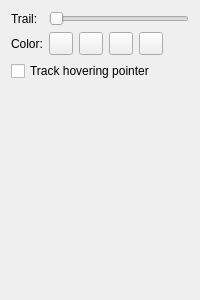
Old version of the form src/client/ui/lasersettings.ui in the repository drawpile/Drawpile.
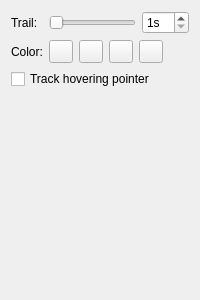
New version of the form. Custom widgets are drawn as their Qt base class.

Patch:
```diff
--- a/src/client/ui/lasersettings.ui
+++ b/src/client/ui/lasersettings.ui
@@ -22,6 +22,8 @@
     </widget>
    </item>
    <item row="0" column="1">
+    <layout class="QHBoxLayout" name="horizontalLayout_2">
+     <item>
     <widget class="QSlider" name="persistence">
      <property name="minimum">
       <number>1</number>
@@ -40,14 +42,29 @@
      </property>
     </widget>
    </item>
-   <item row="2" column="0">
+     <item>
+      <widget class="QSpinBox" name="spinBox">
+       <property name="suffix">
+        <string>s</string>
+       </property>
+       <property name="minimum">
+        <number>1</number>
+       </property>
+       <property name="maximum">
+        <number>15</number>
+       </property>
+      </widget>
+     </item>
+    </layout>
+   </item>
+   <item row="1" column="0">
     <widget class="QLabel" name="label_2">
      <property name="text">
       <string>Color:</string>
      </property>
     </widget>
    </item>
-   <item row="2" column="1">
+   <item row="1" column="1">
     <layout class="QHBoxLayout" name="horizontalLayout">
      <item>
       <widget class="ColorButton" name="color0">
@@ -127,7 +144,7 @@
      </item>
     </layout>
    </item>
-   <item row="3" column="0" colspan="2">
+   <item row="2" column="0" colspan="2">
     <widget class="QCheckBox" name="trackpointer">
      <property name="text">
       <string>Track hovering pointer</string>
```
Left out of the diff: 35 changed lines with no effect on the pictures. Lines whose indentation alone changed are shown as unchanged.
